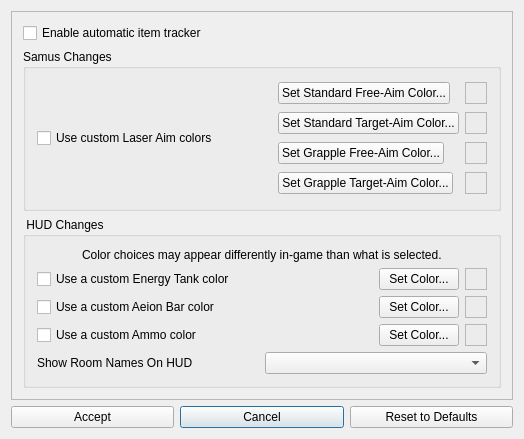
Before: the Qt Designer form randovania/games/samus_returns/gui/ui_files/msr_cosmetic_patches_dialog.ui in randovania/randovania, drawn with Qt 5.
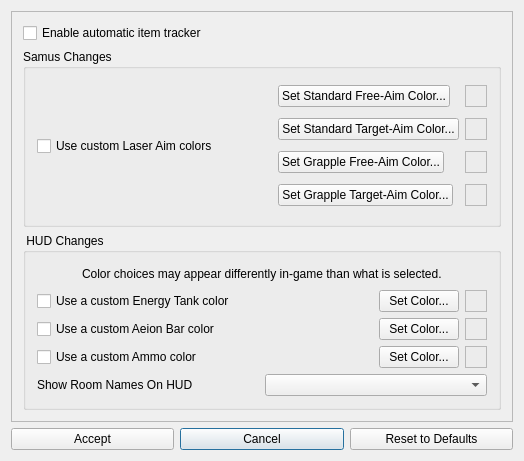
After: the same form once the commit is applied.

Commit message: Add extraction guides to export window

Patch:
```diff
--- a/randovania/games/samus_returns/gui/ui_files/msr_cosmetic_patches_dialog.ui
+++ b/randovania/games/samus_returns/gui/ui_files/msr_cosmetic_patches_dialog.ui
@@ -7,7 +7,7 @@
     <x>0</x>
     <y>0</y>
     <width>524</width>
-    <height>439</height>
+    <height>461</height>
    </rect>
   </property>
   <property name="windowTitle">
@@ -46,7 +46,7 @@
         <x>0</x>
         <y>0</y>
         <width>504</width>
-        <height>389</height>
+        <height>414</height>
        </rect>
       </property>
       <layout class="QVBoxLayout" name="verticalLayout">
```
The commit also changes 1 other file.
